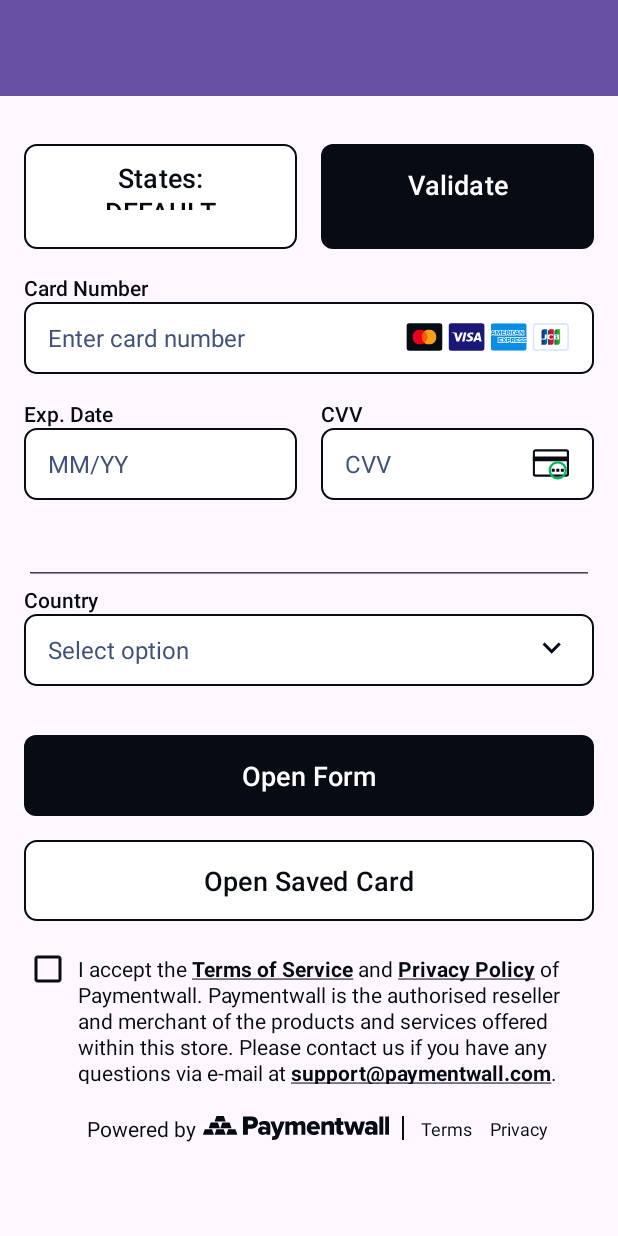
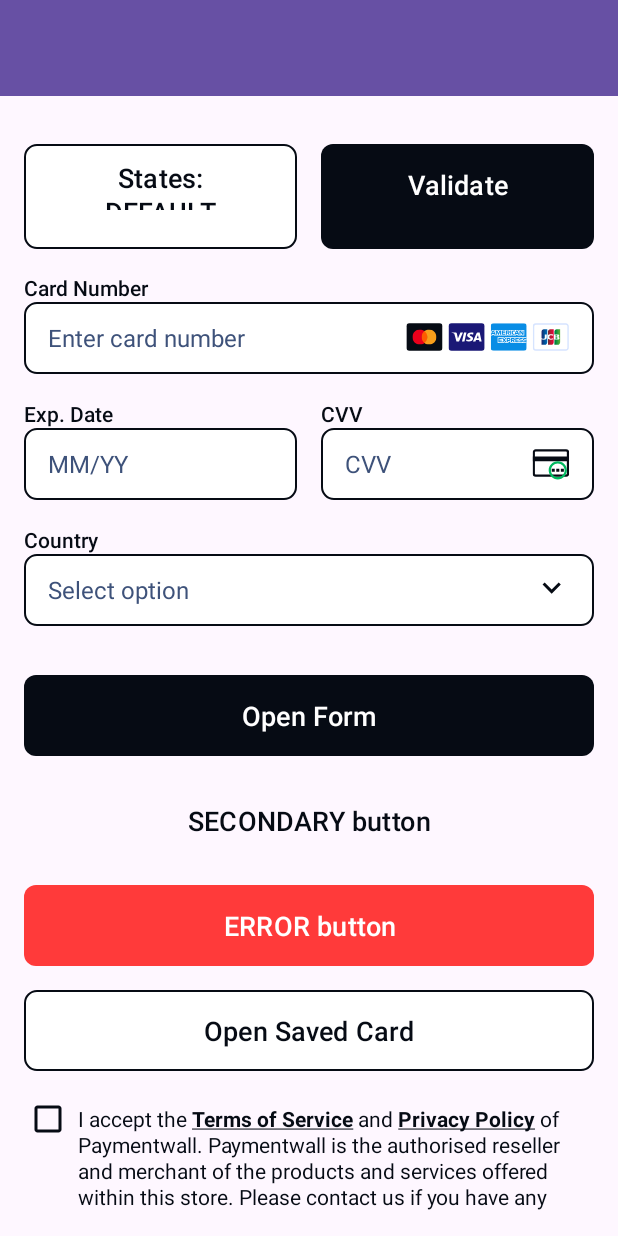
Before and after one commit to paymentwall/android-gamepay-sdk-core-ui, an Android app: the screen it shows after launch (GPMainActivity), after a tap on "Input Fields", on a phone screen of 412 x 824 dp. Run offline under Robolectric (Android 15) with nearby library versions, the light colour scheme and no system bars; our stand-ins replace sdp/ssp sizes.

Commit message:
Update second and errro buttons

```diff
--- a/app/src/main/java/com/terminal3/t3gamepaysdkcoreui/GPButtonsFragment.java
+++ b/app/src/main/java/com/terminal3/t3gamepaysdkcoreui/GPButtonsFragment.java
@@ -43,6 +43,8 @@ public class GPButtonsFragment extends Fragment {
             }
         });
 
+        payAlto.setLogo("https://feature-t3ts-4.wallapi.bamboo.stuffio.com/images/ps_logos/pm_mint.png");
+
         payAlto.setOnClickListener( v -> {
             Log.d("GPButtonsFragment", "PayAlto button clicked");
         });
--- a/app/src/main/java/com/terminal3/t3gamepaysdkcoreui/GPInputFieldsFragment.java
+++ b/app/src/main/java/com/terminal3/t3gamepaysdkcoreui/GPInputFieldsFragment.java
@@ -18,8 +18,10 @@ import com.terminal3.gpcoreui.components.GPCardExpiryDateField;
 import com.terminal3.gpcoreui.components.GPCardNumberField;
 import com.terminal3.gpcoreui.components.GPDefaultInputContainer;
 import com.terminal3.gpcoreui.components.GPDropdown;
+import com.terminal3.gpcoreui.components.GPErrorButton;
 import com.terminal3.gpcoreui.components.GPOutlinedButton;
 import com.terminal3.gpcoreui.components.GPPrimaryButton;
+import com.terminal3.gpcoreui.components.GPSecondaryButton;
 import com.terminal3.gpcoreui.enums.GPButtonState;
 import com.terminal3.gpcoreui.enums.GPInputState;
 import com.terminal3.gpcoreui.models.DropdownItem;
@@ -40,6 +42,8 @@ public class GPInputFieldsFragment extends Fragment {
     private GPDropdown dropdown;
     private GPOutlinedButton btnSwitch, btnOpenSavedCard;
     private GPPrimaryButton btnValidate, btnOpenForm;
+    private GPSecondaryButton btnSecondary;
+    private GPErrorButton btnError;
     private GPAgreementCheckboxView agreementView;
     private GPFooterTermsView footerView;
     private GPInputState currentState = GPInputState.DEFAULT;
@@ -66,6 +70,8 @@ public class GPInputFieldsFragment extends Fragment {
         btnOpenSavedCard = rootView.findViewById(R.id.btnOpenSavedCard);
         btnValidate = rootView.findViewById(R.id.btnValidate);
         btnOpenForm = rootView.findViewById(R.id.btnOpenForm);
+        btnSecondary = rootView.findViewById(R.id.btnSecondary);
+        btnError = rootView.findViewById(R.id.btnError);
         dropdown = rootView.findViewById(R.id.countryDropdown);
         agreementView = rootView.findViewById(R.id.agreementView);
         footerView = rootView.findViewById(R.id.footerView);
@@ -128,6 +134,8 @@ public class GPInputFieldsFragment extends Fragment {
                     ipCardNumber.setText("");
                     ipCardNumber.clearFocus();
                     btnOpenForm.setState(GPButtonState.DEFAULT);
+                    btnSecondary.setState(GPButtonState.DEFAULT);
+                    btnError.setState(GPButtonState.DEFAULT);
                     break;
                 case 1:
                     currentState = GPInputState.ACTIVE;
@@ -135,17 +143,23 @@ public class GPInputFieldsFragment extends Fragment {
                     ipCardNumber.setText("4111 1111 1111 1111");
                     ipCardNumber.setFocus();
                     btnOpenForm.setState(GPButtonState.DEFAULT);
+                    btnSecondary.setState(GPButtonState.DEFAULT);
+                    btnError.setState(GPButtonState.DEFAULT);
                     break;
                 case 2:
                     currentState = GPInputState.ERROR;
                     ipCardNumber.setText("1234 5678 9012 3456");
                     ipCardNumber.setErrorMessage("Invalid card number");
                     btnOpenForm.setState(GPButtonState.LOADING);
+                    btnSecondary.setState(GPButtonState.LOADING);
+                    btnError.setState(GPButtonState.LOADING);
                     break;
                 case 3:
                     currentState = GPInputState.FILLED_INACTIVE;
                     ipCardNumber.setInactive();
                     btnOpenForm.setState(GPButtonState.INACTIVE);
+                    btnSecondary.setState(GPButtonState.INACTIVE);
+                    btnError.setState(GPButtonState.INACTIVE);
                     break;
             }
             btnSwitch.setText(String.format("State : %s", currentState.name()));
--- a/app/src/main/res/layout/fragment_input_fields.xml
+++ b/app/src/main/res/layout/fragment_input_fields.xml
@@ -83,12 +83,6 @@
 
     </LinearLayout>
 
-
-    <EditText
-        android:layout_width="match_parent"
-        android:layout_height="40dp"
-        android:inputType="numberPassword"/>
-
     <com.terminal3.gpcoreui.components.GPDropdown
         android:id="@+id/countryDropdown"
         android:layout_width="match_parent"
@@ -103,6 +97,20 @@
         android:layout_height="wrap_content"
         android:layout_marginTop="16dp"
         android:text="@string/open_form" />
+
+        <com.terminal3.gpcoreui.components.GPSecondaryButton
+            android:id="@+id/btnSecondary"
+            android:layout_width="match_parent"
+            android:layout_height="wrap_content"
+            android:layout_marginTop="16dp"
+            android:text="SECONDARY button" />
+
+        <com.terminal3.gpcoreui.components.GPErrorButton
+            android:id="@+id/btnError"
+            android:layout_width="match_parent"
+            android:layout_height="wrap_content"
+            android:layout_marginTop="16dp"
+            android:text="ERROR button" />
 
     <com.terminal3.gpcoreui.components.GPOutlinedButton
         android:id="@+id/btnOpenSavedCard"
--- /dev/null
+++ b/gpcoreui/src/main/java/com/terminal3/gpcoreui/components/GPErrorButton.java
@@ -0,0 +1,40 @@
+package com.terminal3.gpcoreui.components;
+
+import android.content.Context;
+import android.util.AttributeSet;
+
+import com.terminal3.gpcoreui.R;
+
+public class GPErrorButton extends GPPrimaryButton{
+    public GPErrorButton(Context context) {
+        super(context);
+    }
+
+    public GPErrorButton(Context context, AttributeSet attrs) {
+        super(context, attrs);
+    }
+
+    public GPErrorButton(Context context, AttributeSet attrs, int defStyleAttr) {
+        super(context, attrs, defStyleAttr);
+    }
+
+    @Override
+    protected void init(Context context) {
+        // Customize properties before calling super
+        initCustomColors();
+        super.init(context);
+    }
+
+    @Override
+    protected void init(Context context, AttributeSet attrs) {
+        // Customize properties before calling super
+        initCustomColors();
+        super.init(context, attrs); // This will call initCustomConfig with our new values
+    }
+
+    private void initCustomColors() {
+        this.backgroundResId = R.drawable.gp_error_button_background;
+        this.textColorStateResId = R.color.gp_error_button_text_color;
+        this.progressColor = R.color.gp_text_error;
+    }
+}
--- a/gpcoreui/src/main/java/com/terminal3/gpcoreui/components/GPPrimaryButton.java
+++ b/gpcoreui/src/main/java/com/terminal3/gpcoreui/components/GPPrimaryButton.java
@@ -2,6 +2,7 @@ package com.terminal3.gpcoreui.components;
 
 import android.content.Context;
 import android.util.AttributeSet;
+import android.util.Log;
 import android.view.LayoutInflater;
 import android.view.MotionEvent;
 import android.widget.Button;
@@ -16,6 +17,11 @@ import com.terminal3.gpcoreui.R;
 import com.terminal3.gpcoreui.enums.GPButtonState;
 
 public class GPPrimaryButton extends FrameLayout {
+
+    protected int backgroundResId = R.drawable.gp_primary_button_background;
+    protected int textColorStateResId = R.color.gp_primary_button_text_color;
+
+    protected int progressColor = R.color.gp_text_button_light;
 
     protected Button btn;
     protected ProgressBar progressBar;
@@ -62,8 +68,9 @@ public class GPPrimaryButton extends FrameLayout {
     }
 
     protected void initCustomConfig(Context context) {
-        setBackground(ContextCompat.getDrawable(context, R.drawable.gp_primary_button_background));
-        btn.setTextColor(ContextCompat.getColor(context, R.color.gp_text_button_light));
+        setBackground(ContextCompat.getDrawable(context, backgroundResId));
+        btn.setTextColor(ContextCompat.getColorStateList(context, textColorStateResId));
+        progressBar.setIndeterminateTintList(ContextCompat.getColorStateList(context, progressColor));
     }
 
     public void setText(CharSequence text) {
@@ -91,14 +98,12 @@ public class GPPrimaryButton extends FrameLayout {
                 progressBar.setVisibility(GONE);
                 btn.setVisibility(VISIBLE);
                 btn.setEnabled(false);
-                btn.setTextColor(ContextCompat.getColor(getContext(), R.color.gp_text_button_inactive_secondary));
                 break;
             case LOADING:
                 setEnabled(true);
                 progressBar.setVisibility(VISIBLE);
-                btn.setVisibility(INVISIBLE);
+                btn.setVisibility(GONE);
                 btn.setEnabled(false);
-                btn.setTextColor(ContextCompat.getColor(getContext(), R.color.gp_text_button_light));
                 break;
             case PRESS:
             case DEFAULT:
@@ -107,7 +112,6 @@ public class GPPrimaryButton extends FrameLayout {
                 progressBar.setVisibility(GONE);
                 btn.setVisibility(VISIBLE);
                 btn.setEnabled(true);
-                btn.setTextColor(ContextCompat.getColor(getContext(), R.color.gp_text_button_light));
                 break;
         }
     }
--- /dev/null
+++ b/gpcoreui/src/main/java/com/terminal3/gpcoreui/components/GPSecondaryButton.java
@@ -0,0 +1,40 @@
+package com.terminal3.gpcoreui.components;
+
+import android.content.Context;
+import android.util.AttributeSet;
+
+import com.terminal3.gpcoreui.R;
+
+public class GPSecondaryButton extends GPPrimaryButton{
+    public GPSecondaryButton(Context context) {
+        super(context);
+    }
+
+    public GPSecondaryButton(Context context, AttributeSet attrs) {
+        super(context, attrs);
+    }
+
+    public GPSecondaryButton(Context context, AttributeSet attrs, int defStyleAttr) {
+        super(context, attrs, defStyleAttr);
+    }
+
+    @Override
+    protected void init(Context context) {
+        // Customize properties before calling super
+        initCustomColors();
+        super.init(context);
+    }
+
+    @Override
+    protected void init(Context context, AttributeSet attrs) {
+        initCustomColors();
+        super.init(context, attrs); // This will call initCustomConfig with our new values
+    }
+
+    private void initCustomColors() {
+        // Customize properties before calling super
+        this.backgroundResId = R.drawable.gp_secondary_button_background;
+        this.textColorStateResId = R.color.gp_secondary_button_text_color;
+        this.progressColor = R.color.gp_text_button_dark;
+    }
+}
--- /dev/null
+++ b/gpcoreui/src/main/res/color/gp_error_button_text_color.xml
@@ -0,0 +1,14 @@
+<?xml version="1.0" encoding="utf-8"?>
+<selector xmlns:android="http://schemas.android.com/apk/res/android">
+    <!-- INACTIVE state (disabled) -->
+    <item android:state_enabled="false" android:color="@color/gp_text_error" />
+
+    <!-- LOADING state (button invisible but technically enabled) -->
+    <!-- Note: Loading state can't be fully represented in XML selector as it involves visibility changes -->
+
+    <!-- PRESS state -->
+    <item android:state_pressed="true" android:color="@color/gp_text_button_light" />
+
+    <!-- DEFAULT state -->
+    <item android:color="@color/gp_text_button_light" />
+</selector>
--- /dev/null
+++ b/gpcoreui/src/main/res/color/gp_primary_button_text_color.xml
@@ -0,0 +1,14 @@
+<?xml version="1.0" encoding="utf-8"?>
+<selector xmlns:android="http://schemas.android.com/apk/res/android">
+    <!-- INACTIVE state (disabled) -->
+    <item android:state_enabled="false" android:color="@color/gp_text_button_inactive_secondary" />
+
+    <!-- LOADING state (button invisible but technically enabled) -->
+    <!-- Note: Loading state can't be fully represented in XML selector as it involves visibility changes -->
+
+    <!-- PRESS state -->
+    <item android:state_pressed="true" android:color="@color/gp_text_button_light" />
+
+    <!-- DEFAULT state -->
+    <item android:color="@color/gp_text_button_light" />
+</selector>
--- /dev/null
+++ b/gpcoreui/src/main/res/color/gp_secondary_button_text_color.xml
@@ -0,0 +1,14 @@
+<?xml version="1.0" encoding="utf-8"?>
+<selector xmlns:android="http://schemas.android.com/apk/res/android">
+    <!-- INACTIVE state (disabled) -->
+    <item android:state_enabled="false" android:color="@color/gp_text_button_inactive_secondary" />
+
+    <!-- LOADING state (button invisible but technically enabled) -->
+    <!-- Note: Loading state can't be fully represented in XML selector as it involves visibility changes -->
+
+    <!-- PRESS state -->
+    <item android:state_pressed="true" android:color="@color/gp_text_button_light" />
+
+    <!-- DEFAULT state -->
+    <item android:color="@color/gp_text_button_dark" />
+</selector>
--- /dev/null
+++ b/gpcoreui/src/main/res/drawable/gp_error_button_background.xml
@@ -0,0 +1,26 @@
+<?xml version="1.0" encoding="utf-8"?>
+<selector xmlns:android="http://schemas.android.com/apk/res/android">
+    <!-- INACTIVE state (disabled) -->
+    <item android:state_enabled="false">
+        <shape android:shape="rectangle">
+            <solid android:color="@color/gp_bg_error" />
+            <corners android:radius="8dp" />
+        </shape>
+    </item>
+
+    <!-- PRESS state -->
+    <item android:state_pressed="true">
+        <shape android:shape="rectangle">
+            <solid android:color="@color/gp_border_error" />
+            <corners android:radius="8dp" />
+        </shape>
+    </item>
+
+    <!-- DEFAULT state -->
+    <item>
+        <shape android:shape="rectangle">
+            <solid android:color="@color/gp_border_error" />
+            <corners android:radius="8dp" />
+        </shape>
+    </item>
+</selector>
--- /dev/null
+++ b/gpcoreui/src/main/res/drawable/gp_secondary_button_background.xml
@@ -0,0 +1,21 @@
+<?xml version="1.0" encoding="utf-8"?>
+<selector xmlns:android="http://schemas.android.com/apk/res/android">
+    <item android:state_enabled="false">
+        <shape android:shape="rectangle">
+            <solid android:color="@color/gp_transparent" />
+            <corners android:radius="8dp" />
+        </shape>
+    </item>
+    <item android:state_pressed="true">
+        <shape android:shape="rectangle">
+            <solid android:color="@color/gp_bg_press_secondary" />
+            <corners android:radius="8dp" />
+        </shape>
+    </item>
+    <item>
+        <shape android:shape="rectangle">
+            <solid android:color="@color/gp_transparent" />
+            <corners android:radius="8dp" />
+        </shape>
+    </item>
+</selector>
--- a/gpcoreui/src/main/res/values/colors.xml
+++ b/gpcoreui/src/main/res/values/colors.xml
@@ -15,7 +15,7 @@
     <color name="gp_bg_info">#E0F3FF</color>
     <color name="gp_bg_warning">#FFFFE5</color>
     <color name="gp_bg_success">#DAF7E9</color>
-    <color name="gp_bg_error">#FFF5E5</color>
+    <color name="gp_bg_error">#FFE5E5</color>
     <color name="gp_bg_press_secondary">#3E527A</color>
     <color name="gp_bg_payment_dark">#000000</color>
     <color name="gp_bg_hoover">#F3F7FF</color>
```
